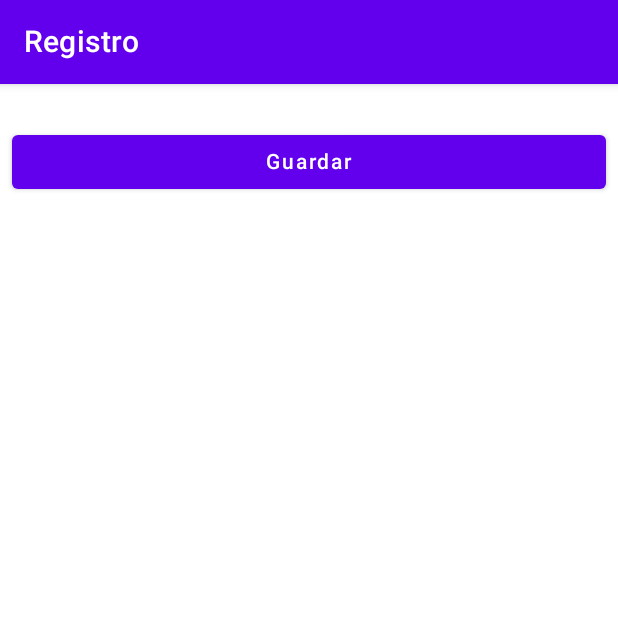
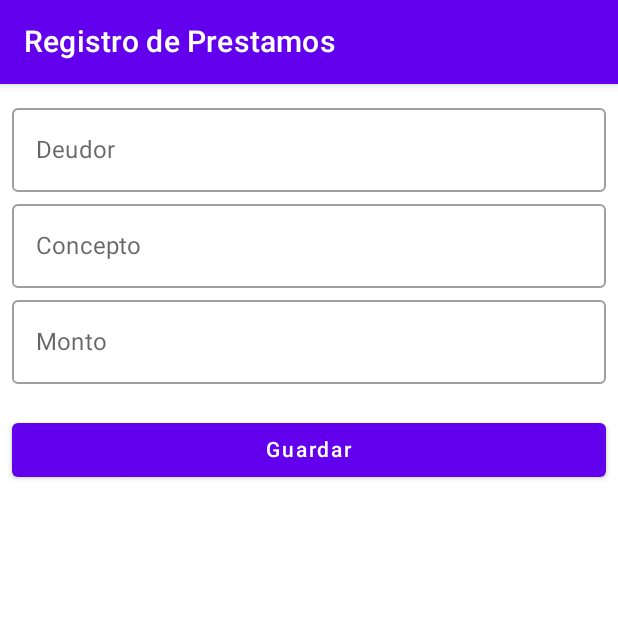
Before and after one commit to carlos25u/P1-AP2-CarlosLopez-20190720, an Android app built with Jetpack Compose: the PrestamoRegistroScreen screen opened through its navigation route, on a phone screen of 412 x 824 dp, the top half of it. Run offline under Robolectric (Android 15) with nearby library versions, the phone set to English and light mode, and no system bars; our stand-ins replace Dagger/Hilt's generated code, Room's generated code.

Commit message:
haciendo PrestamoRegistroScreen

```diff
--- a/app/src/main/java/com/call/p1_ap2_carloslopez_20190720/ui/theme/componentes/PrestamoRegistroScreen.kt
+++ b/app/src/main/java/com/call/p1_ap2_carloslopez_20190720/ui/theme/componentes/PrestamoRegistroScreen.kt
@@ -3,10 +3,7 @@ package com.call.p1_ap2_carloslopez_20190720.ui.theme.componentes
 import androidx.compose.foundation.layout.Column
 import androidx.compose.foundation.layout.fillMaxWidth
 import androidx.compose.foundation.layout.padding
-import androidx.compose.material.Button
-import androidx.compose.material.Scaffold
-import androidx.compose.material.Text
-import androidx.compose.material.TopAppBar
+import androidx.compose.material.*
 import androidx.compose.runtime.Composable
 import androidx.compose.ui.Modifier
 import androidx.compose.ui.unit.dp
@@ -17,13 +14,34 @@ import com.call.p1_ap2_carloslopez_20190720.view.PrestamoViewModel
 fun PrestamoRegistroScreen(backToListado:() -> Unit, viewModel: PrestamoViewModel = hiltViewModel()){
     Scaffold(
         topBar = {
-            TopAppBar(title = { Text(text = "Registro") })
+            TopAppBar(title = { Text(text = "Registro de Prestamos") })
         }
     ) {it
         Column(
             modifier = Modifier
                 .fillMaxWidth()
                 .padding(8.dp)) {
+
+            OutlinedTextField(
+                value = viewModel.deudor,
+                onValueChange = {viewModel.deudor = it},
+                label = { Text(text = "Deudor")},
+                modifier = Modifier.fillMaxWidth()
+                )
+
+            OutlinedTextField(
+                value = viewModel.concepto,
+                onValueChange = {viewModel.concepto = it},
+                label = { Text(text = "Concepto")},
+                modifier = Modifier.fillMaxWidth()
+            )
+
+            OutlinedTextField(
+                value = viewModel.monto,
+                onValueChange = {viewModel.monto = it},
+                label = { Text(text = "Monto")},
+                modifier = Modifier.fillMaxWidth()
+            )
 
             Button(onClick = {
                              backToListado()
```
